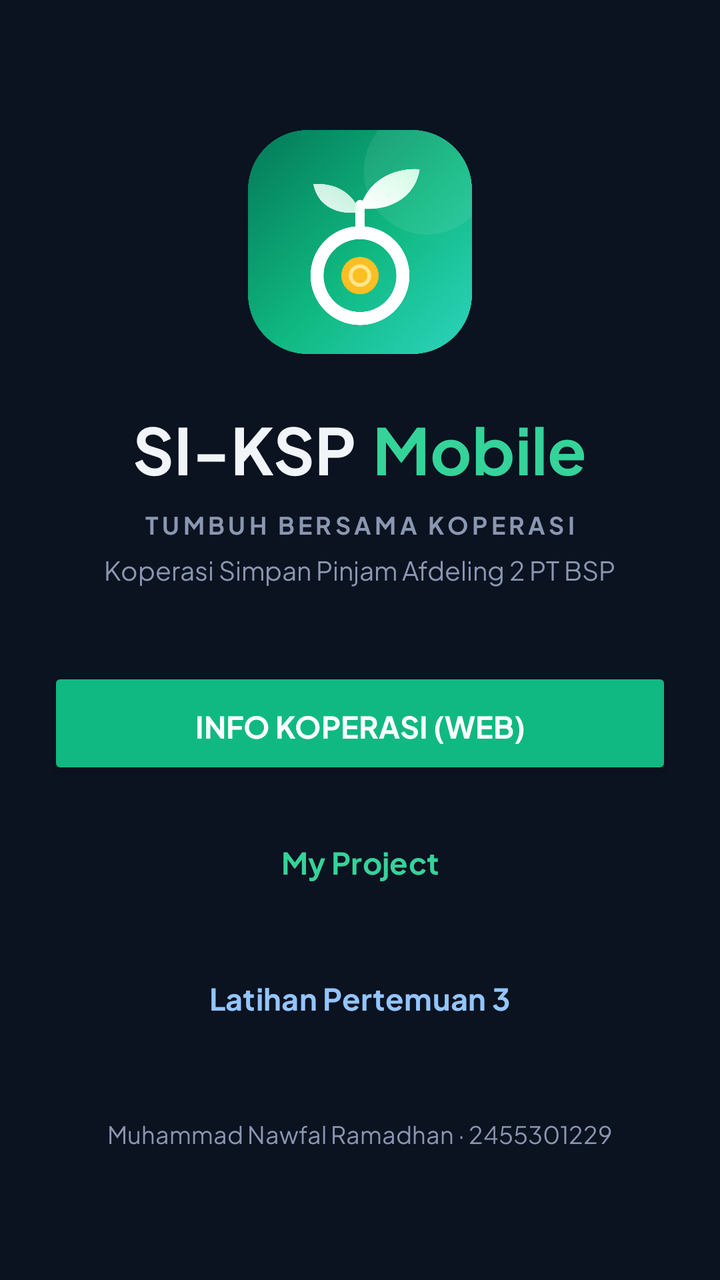
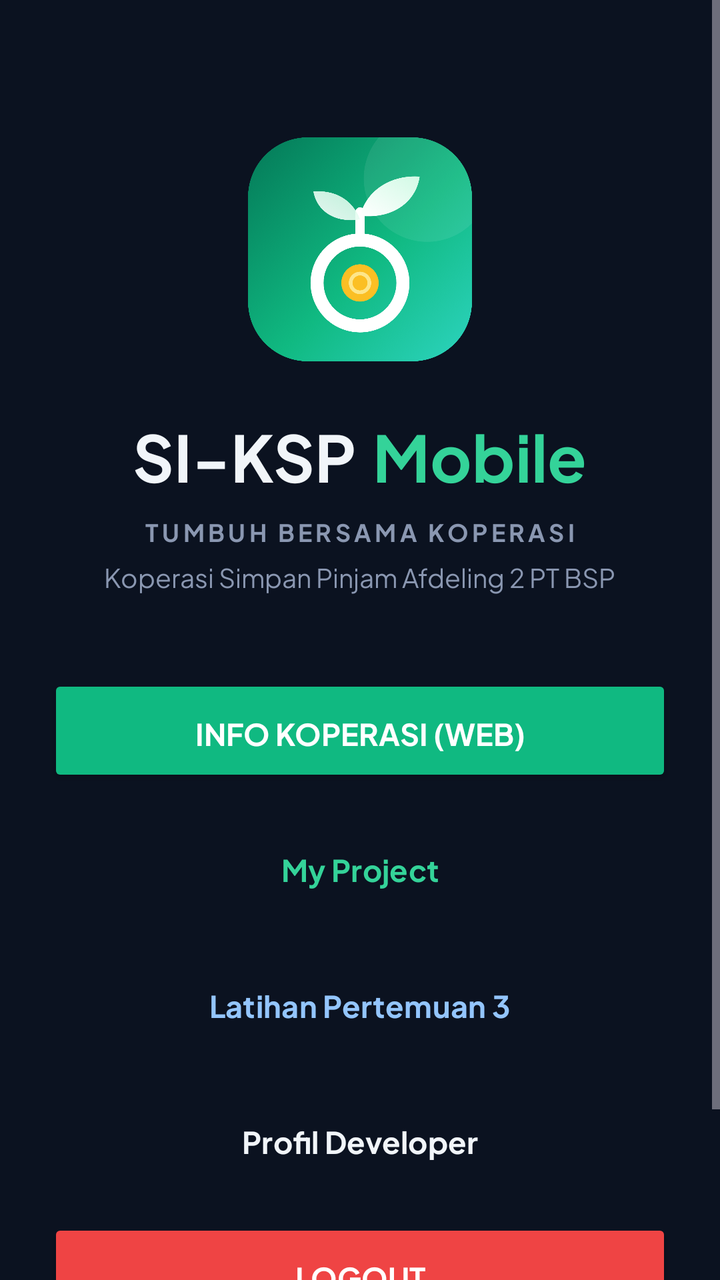

Compare the two renders of this Android layout. The source of the first and the diff that turns it into the second are given below.
<!-- AndroidManifest.xml: application theme Theme.MNRMartabak -->
<!-- res/layout/activity_main.xml -->
<?xml version="1.0" encoding="utf-8"?>
<LinearLayout xmlns:android="http://schemas.android.com/apk/res/android"
    xmlns:app="http://schemas.android.com/apk/res-auto"
    android:id="@+id/main"
    android:layout_width="match_parent"
    android:layout_height="match_parent"
    android:background="@color/siksp_bg"
    android:fitsSystemWindows="true"
    android:gravity="center"
    android:orientation="vertical"
    android:padding="24dp">

    <ImageView
        android:layout_width="112dp"
        android:layout_height="112dp"
        android:contentDescription="@string/app_name"
        android:src="@drawable/logo_siksp" />

    <LinearLayout
        android:layout_width="wrap_content"
        android:layout_height="wrap_content"
        android:layout_marginTop="20dp"
        android:orientation="horizontal">

        <TextView
            android:layout_width="wrap_content"
            android:layout_height="wrap_content"
            android:fontFamily="@font/jakarta_bold"
            android:text="@string/judul_app_1"
            android:textColor="@color/siksp_teks"
            android:textSize="32sp" />

        <TextView
            android:layout_width="wrap_content"
            android:layout_height="wrap_content"
            android:layout_marginStart="8dp"
            android:fontFamily="@font/jakarta_bold"
            android:text="@string/judul_app_2"
            android:textColor="@color/siksp_hijau_muda"
            android:textSize="32sp" />
    </LinearLayout>

    <TextView
        android:layout_width="wrap_content"
        android:layout_height="wrap_content"
        android:layout_marginTop="6dp"
        android:fontFamily="@font/jakarta_bold"
        android:letterSpacing="0.15"
        android:text="@string/tagline_app"
        android:textColor="@color/siksp_teks_abu"
        android:textSize="12sp" />

    <TextView
        android:layout_width="wrap_content"
        android:layout_height="wrap_content"
        android:layout_marginTop="4dp"
        android:fontFamily="@font/jakarta_regular"
        android:text="@string/deskripsi_app"
        android:textColor="@color/siksp_teks_abu"
        android:textSize="13sp" />

    <Button
        android:id="@+id/btnWeb"
        android:layout_width="match_parent"
        android:layout_height="56dp"
        android:layout_marginTop="40dp"
        android:fontFamily="@font/jakarta_bold"
        android:text="@string/btn_web"
        android:textColor="@android:color/white"
        android:textSize="15sp"
        app:backgroundTint="@color/siksp_hijau"
        app:cornerRadius="14dp" />

    <Button
        android:id="@+id/btnMyProject"
        style="@style/Widget.Material3.Button.OutlinedButton"
        android:layout_width="match_parent"
        android:layout_height="56dp"
        android:layout_marginTop="12dp"
        android:fontFamily="@font/jakarta_bold"
        android:text="@string/btn_my_project"
        android:textColor="@color/siksp_hijau_muda"
        android:textSize="15sp"
        app:cornerRadius="14dp"
        app:strokeColor="@color/siksp_hijau" />

    <Button
        android:id="@+id/btnPertemuan3"
        style="@style/Widget.Material3.Button.OutlinedButton"
        android:layout_width="match_parent"
        android:layout_height="56dp"
        android:layout_marginTop="12dp"
        android:fontFamily="@font/jakarta_bold"
        android:text="@string/btn_pertemuan_3"
        android:textColor="@color/siksp_biru_muda"
        android:textSize="15sp"
        app:cornerRadius="14dp"
        app:strokeColor="@color/siksp_biru" />

    <TextView
        android:layout_width="wrap_content"
        android:layout_height="wrap_content"
        android:layout_marginTop="32dp"
        android:fontFamily="@font/jakarta_regular"
        android:text="@string/identitas"
        android:textColor="@color/siksp_teks_abu"
        android:textSize="12sp" />

</LinearLayout>
<!-- resources referenced by this layout -->
<resources>
  <color name="siksp_bg">#0B1220</color>
  <color name="siksp_biru">#3B82F6</color>
  <color name="siksp_biru_muda">#93C5FD</color>
  <color name="siksp_hijau">#10B981</color>
  <color name="siksp_hijau_muda">#34D399</color>
  <color name="siksp_teks">#F1F5F9</color>
  <color name="siksp_teks_abu">#8A97B1</color>
  <!-- drawable logo_siksp: png bitmap (drawable, 465945 bytes) -->
  <string name="app_name">SI-KSP Mobile</string>
  <string name="btn_my_project">My Project</string>
  <string name="btn_pertemuan_3">Latihan Pertemuan 3</string>
  <string name="btn_web">Info Koperasi (Web)</string>
  <string name="deskripsi_app">Koperasi Simpan Pinjam Afdeling 2 PT BSP</string>
  <string name="identitas">Muhammad Nawfal Ramadhan · 2455301229</string>
  <string name="judul_app_1">SI-KSP</string>
  <string name="judul_app_2">Mobile</string>
  <string name="tagline_app">TUMBUH BERSAMA KOPERASI</string>
  <style name="Theme.MNRMartabak" parent="Base.Theme.MNRMartabak" />
  <style name="Base.Theme.MNRMartabak" parent="Theme.Material3.Dark.NoActionBar">
          <item name="colorPrimary">@color/siksp_hijau</item>
          <item name="colorOnPrimary">@android:color/white</item>
          <item name="colorSecondary">@color/siksp_biru</item>
          <item name="android:windowBackground">@color/siksp_bg</item>
          <item name="android:statusBarColor">@color/siksp_bg</item>
          <item name="android:navigationBarColor">@color/siksp_bg</item>
          <item name="android:windowLightStatusBar">false</item>
      </style>
</resources>

<!-- the commit's change to res/layout/activity_main.xml (unified diff, before → after) -->
@@ -1,109 +1,149 @@
 <?xml version="1.0" encoding="utf-8"?>
-<LinearLayout xmlns:android="http://schemas.android.com/apk/res/android"
+<ScrollView xmlns:android="http://schemas.android.com/apk/res/android"
     xmlns:app="http://schemas.android.com/apk/res-auto"
     android:id="@+id/main"
     android:layout_width="match_parent"
     android:layout_height="match_parent"
     android:background="@color/siksp_bg"
-    android:fitsSystemWindows="true"
-    android:gravity="center"
-    android:orientation="vertical"
-    android:padding="24dp">
-
-    <ImageView
-        android:layout_width="112dp"
-        android:layout_height="112dp"
-        android:contentDescription="@string/app_name"
-        android:src="@drawable/logo_siksp" />
+    android:fillViewport="true"
+    android:fitsSystemWindows="true">
 
     <LinearLayout
-        android:layout_width="wrap_content"
+        android:layout_width="match_parent"
         android:layout_height="wrap_content"
-        android:layout_marginTop="20dp"
-        android:orientation="horizontal">
+        android:gravity="center"
+        android:orientation="vertical"
+        android:padding="24dp">
+
+        <TextView
+            android:id="@+id/txtSapaan"
+            android:layout_width="wrap_content"
+            android:layout_height="wrap_content"
+            android:layout_marginBottom="20dp"
+            android:fontFamily="@font/jakarta_bold"
+            android:textColor="@color/siksp_hijau_muda"
+            android:textSize="16sp" />
+
+        <ImageView
+            android:layout_width="112dp"
+            android:layout_height="112dp"
+            android:contentDescription="@string/app_name"
+            android:src="@drawable/logo_siksp" />
+
+        <LinearLayout
+            android:layout_width="wrap_content"
+            android:layout_height="wrap_content"
+            android:layout_marginTop="20dp"
+            android:orientation="horizontal">
+
+            <TextView
+                android:layout_width="wrap_content"
+                android:layout_height="wrap_content"
+                android:fontFamily="@font/jakarta_bold"
+                android:text="@string/judul_app_1"
+                android:textColor="@color/siksp_teks"
+                android:textSize="32sp" />
+
+            <TextView
+                android:layout_width="wrap_content"
+                android:layout_height="wrap_content"
+                android:layout_marginStart="8dp"
+                android:fontFamily="@font/jakarta_bold"
+                android:text="@string/judul_app_2"
+                android:textColor="@color/siksp_hijau_muda"
+                android:textSize="32sp" />
+        </LinearLayout>
 
         <TextView
             android:layout_width="wrap_content"
             android:layout_height="wrap_content"
+            android:layout_marginTop="6dp"
             android:fontFamily="@font/jakarta_bold"
-            android:text="@string/judul_app_1"
-            android:textColor="@color/siksp_teks"
-            android:textSize="32sp" />
+            android:letterSpacing="0.15"
+            android:text="@string/tagline_app"
+            android:textColor="@color/siksp_teks_abu"
+            android:textSize="12sp" />
 
         <TextView
             android:layout_width="wrap_content"
             android:layout_height="wrap_content"
-            android:layout_marginStart="8dp"
+            android:layout_marginTop="4dp"
+            android:fontFamily="@font/jakarta_regular"
+            android:text="@string/deskripsi_app"
+            android:textColor="@color/siksp_teks_abu"
+            android:textSize="13sp" />
+
+        <Button
+            android:id="@+id/btnWeb"
+            android:layout_width="match_parent"
+            android:layout_height="56dp"
+            android:layout_marginTop="40dp"
             android:fontFamily="@font/jakarta_bold"
-            android:text="@string/judul_app_2"
+            android:text="@string/btn_web"
+            android:textColor="@android:color/white"
+            android:textSize="15sp"
+            app:backgroundTint="@color/siksp_hijau"
+            app:cornerRadius="14dp" />
+
+        <Button
+            android:id="@+id/btnMyProject"
+            style="@style/Widget.Material3.Button.OutlinedButton"
+            android:layout_width="match_parent"
+            android:layout_height="56dp"
+            android:layout_marginTop="12dp"
+            android:fontFamily="@font/jakarta_bold"
+            android:text="@string/btn_my_project"
             android:textColor="@color/siksp_hijau_muda"
-            android:textSize="32sp" />
+            android:textSize="15sp"
+            app:cornerRadius="14dp"
+            app:strokeColor="@color/siksp_hijau" />
+
+        <Button
+            android:id="@+id/btnPertemuan3"
+            style="@style/Widget.Material3.Button.OutlinedButton"
+            android:layout_width="match_parent"
+            android:layout_height="56dp"
+            android:layout_marginTop="12dp"
+            android:fontFamily="@font/jakarta_bold"
+            android:text="@string/btn_pertemuan_3"
+            android:textColor="@color/siksp_biru_muda"
+            android:textSize="15sp"
+            app:cornerRadius="14dp"
+            app:strokeColor="@color/siksp_biru" />
+
+        <Button
+            android:id="@+id/btnProfil"
+            style="@style/Widget.Material3.Button.OutlinedButton"
+            android:layout_width="match_parent"
+            android:layout_height="56dp"
+            android:layout_marginTop="12dp"
+            android:fontFamily="@font/jakarta_bold"
+            android:text="@string/btn_profil"
+            android:textColor="@color/siksp_teks"
+            android:textSize="15sp"
+            app:cornerRadius="14dp"
+            app:strokeColor="@color/siksp_garis" />
+
+        <Button
+            android:id="@+id/btnLogout"
+            android:layout_width="match_parent"
+            android:layout_height="56dp"
+            android:layout_marginTop="12dp"
+            android:fontFamily="@font/jakarta_bold"
+            android:text="@string/btn_logout"
+            android:textColor="@android:color/white"
+            android:textSize="15sp"
+            app:backgroundTint="@color/siksp_merah"
+            app:cornerRadius="14dp" />
+
+        <TextView
+            android:layout_width="wrap_content"
+            android:layout_height="wrap_content"
+            android:layout_marginTop="32dp"
+            android:fontFamily="@font/jakarta_regular"
+            android:text="@string/identitas"
+            android:textColor="@color/siksp_teks_abu"
+            android:textSize="12sp" />
+
     </LinearLayout>
-
-    <TextView
-        android:layout_width="wrap_content"
-        android:layout_height="wrap_content"
-        android:layout_marginTop="6dp"
-        android:fontFamily="@font/jakarta_bold"
-        android:letterSpacing="0.15"
-        android:text="@string/tagline_app"
-        android:textColor="@color/siksp_teks_abu"
-        android:textSize="12sp" />
-
-    <TextView
-        android:layout_width="wrap_content"
-        android:layout_height="wrap_content"
-        android:layout_marginTop="4dp"
-        android:fontFamily="@font/jakarta_regular"
-        android:text="@string/deskripsi_app"
-        android:textColor="@color/siksp_teks_abu"
-        android:textSize="13sp" />
-
-    <Button
-        android:id="@+id/btnWeb"
-        android:layout_width="match_parent"
-        android:layout_height="56dp"
-        android:layout_marginTop="40dp"
-        android:fontFamily="@font/jakarta_bold"
-        android:text="@string/btn_web"
-        android:textColor="@android:color/white"
-        android:textSize="15sp"
-        app:backgroundTint="@color/siksp_hijau"
-        app:cornerRadius="14dp" />
-
-    <Button
-        android:id="@+id/btnMyProject"
-        style="@style/Widget.Material3.Button.OutlinedButton"
-        android:layout_width="match_parent"
-        android:layout_height="56dp"
-        android:layout_marginTop="12dp"
-        android:fontFamily="@font/jakarta_bold"
-        android:text="@string/btn_my_project"
-        android:textColor="@color/siksp_hijau_muda"
-        android:textSize="15sp"
-        app:cornerRadius="14dp"
-        app:strokeColor="@color/siksp_hijau" />
-
-    <Button
-        android:id="@+id/btnPertemuan3"
-        style="@style/Widget.Material3.Button.OutlinedButton"
-        android:layout_width="match_parent"
-        android:layout_height="56dp"
-        android:layout_marginTop="12dp"
-        android:fontFamily="@font/jakarta_bold"
-        android:text="@string/btn_pertemuan_3"
-        android:textColor="@color/siksp_biru_muda"
-        android:textSize="15sp"
-        app:cornerRadius="14dp"
-        app:strokeColor="@color/siksp_biru" />
-
-    <TextView
-        android:layout_width="wrap_content"
-        android:layout_height="wrap_content"
-        android:layout_marginTop="32dp"
-        android:fontFamily="@font/jakarta_regular"
-        android:text="@string/identitas"
-        android:textColor="@color/siksp_teks_abu"
-        android:textSize="12sp" />
-
-</LinearLayout>
+</ScrollView>
<!-- resource entries referenced after the edit -->
@@ -3,14 +3,18 @@
   <color name="siksp_bg">#0B1220</color>
   <color name="siksp_biru">#3B82F6</color>
   <color name="siksp_biru_muda">#93C5FD</color>
+  <color name="siksp_garis">#24314F</color>
   <color name="siksp_hijau">#10B981</color>
   <color name="siksp_hijau_muda">#34D399</color>
+  <color name="siksp_merah">#EF4444</color>
   <color name="siksp_teks">#F1F5F9</color>
   <color name="siksp_teks_abu">#8A97B1</color>
   <!-- drawable logo_siksp: png bitmap (drawable, 465945 bytes) -->
   <string name="app_name">SI-KSP Mobile</string>
+  <string name="btn_logout">Logout</string>
   <string name="btn_my_project">My Project</string>
   <string name="btn_pertemuan_3">Latihan Pertemuan 3</string>
+  <string name="btn_profil">Profil Developer</string>
   <string name="btn_web">Info Koperasi (Web)</string>
   <string name="deskripsi_app">Koperasi Simpan Pinjam Afdeling 2 PT BSP</string>
   <string name="identitas">Muhammad Nawfal Ramadhan · 2455301229</string>
